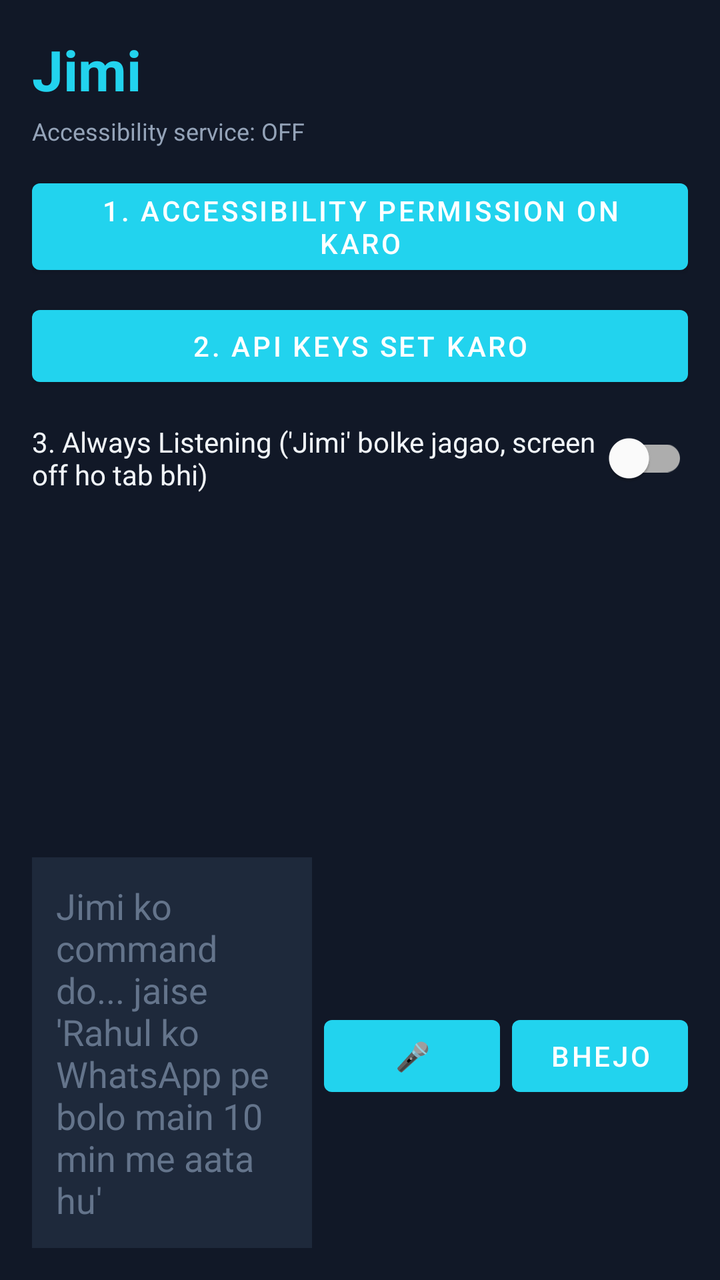
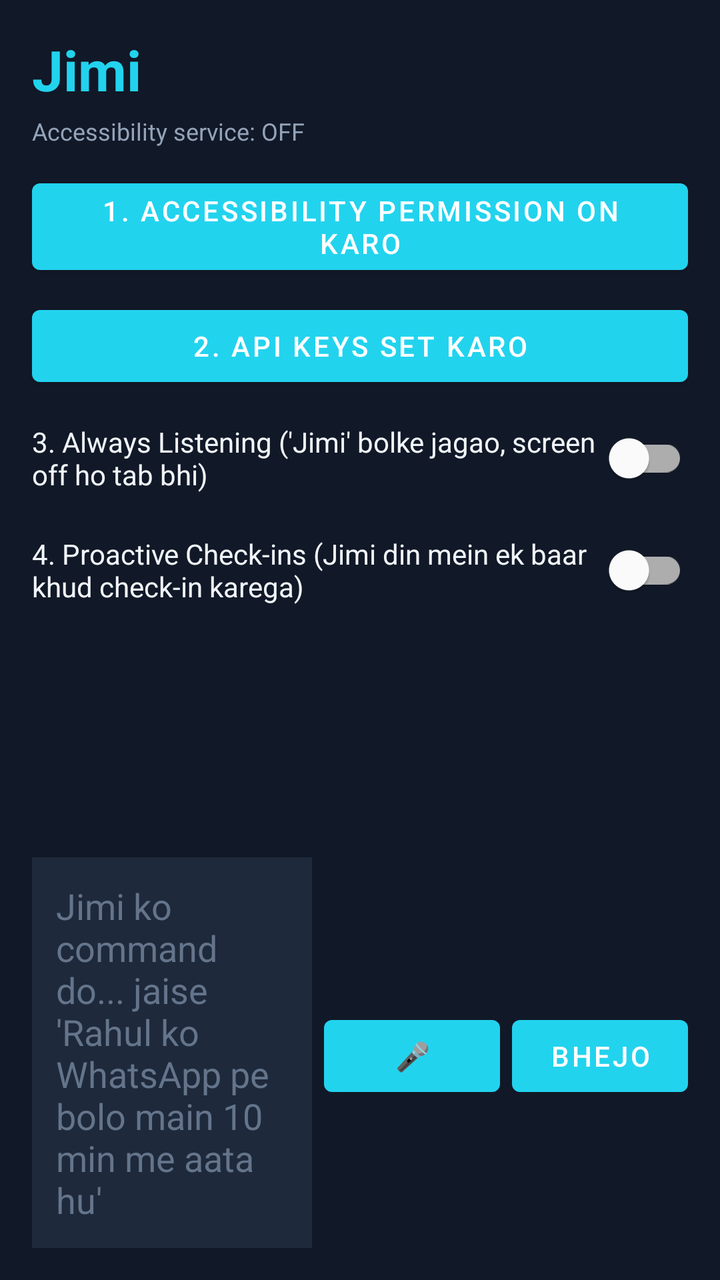

The first picture is an Android layout as it rendered before a commit; the second is the same layout after the commit. The layout source and the unified diff follow.
<!-- AndroidManifest.xml: application theme Theme.JimiAI -->
<!-- res/layout/activity_main.xml -->
<?xml version="1.0" encoding="utf-8"?>
<LinearLayout xmlns:android="http://schemas.android.com/apk/res/android"
    android:layout_width="match_parent"
    android:layout_height="match_parent"
    android:orientation="vertical"
    android:background="@color/jimi_bg"
    android:padding="16dp">

    <TextView
        android:id="@+id/titleText"
        android:layout_width="wrap_content"
        android:layout_height="wrap_content"
        android:text="Jimi"
        android:textColor="@color/jimi_accent"
        android:textSize="28sp"
        android:textStyle="bold"
        android:layout_marginBottom="4dp" />

    <TextView
        android:id="@+id/statusText"
        android:layout_width="wrap_content"
        android:layout_height="wrap_content"
        android:text="Accessibility service: OFF"
        android:textColor="#94A3B8"
        android:textSize="12sp"
        android:layout_marginBottom="12dp" />

    <Button
        android:id="@+id/btnEnableAccessibility"
        android:layout_width="match_parent"
        android:layout_height="wrap_content"
        android:text="1. Accessibility Permission On Karo"
        android:layout_marginBottom="8dp" />

    <Button
        android:id="@+id/btnSettings"
        android:layout_width="match_parent"
        android:layout_height="wrap_content"
        android:text="2. API Keys Set Karo"
        android:layout_marginBottom="8dp" />

    <com.google.android.material.switchmaterial.SwitchMaterial
        android:id="@+id/switchAlwaysListening"
        android:layout_width="match_parent"
        android:layout_height="wrap_content"
        android:text="3. Always Listening (\'Jimi\' bolke jagao, screen off ho tab bhi)"
        android:textColor="@color/jimi_text"
        android:layout_marginBottom="8dp" />

    <androidx.recyclerview.widget.RecyclerView
        android:id="@+id/chatRecyclerView"
        android:layout_width="match_parent"
        android:layout_height="0dp"
        android:layout_weight="1"
        android:layout_marginTop="8dp"
        android:layout_marginBottom="8dp" />

    <LinearLayout
        android:layout_width="match_parent"
        android:layout_height="wrap_content"
        android:orientation="horizontal">

        <EditText
            android:id="@+id/commandInput"
            android:layout_width="0dp"
            android:layout_height="wrap_content"
            android:layout_weight="1"
            android:hint="Jimi ko command do... jaise 'Rahul ko WhatsApp pe bolo main 10 min me aata hu'"
            android:textColor="@color/jimi_text"
            android:textColorHint="#64748B"
            android:padding="12dp"
            android:background="@color/jimi_bubble_user" />

        <Button
            android:id="@+id/btnMic"
            android:layout_width="wrap_content"
            android:layout_height="wrap_content"
            android:text="🎤"
            android:layout_marginStart="6dp" />

        <Button
            android:id="@+id/btnSend"
            android:layout_width="wrap_content"
            android:layout_height="wrap_content"
            android:text="Bhejo"
            android:layout_marginStart="6dp" />
    </LinearLayout>

</LinearLayout>
<!-- resources referenced by this layout -->
<resources>
  <color name="jimi_accent">#22D3EE</color>
  <color name="jimi_bg">#111827</color>
  <color name="jimi_bubble_user">#1E293B</color>
  <color name="jimi_text">#F1F5F9</color>
  <style name="Theme.JimiAI" parent="Theme.MaterialComponents.DayNight.NoActionBar">
          <item name="colorPrimary">@color/jimi_accent</item>
          <item name="colorPrimaryDark">@color/jimi_dark</item>
          <item name="android:windowBackground">@color/jimi_bg</item>
          <item name="colorAccent">@color/jimi_accent</item>
      </style>
  <color name="jimi_dark">#0F172A</color>
</resources>

<!-- the commit's change to res/layout/activity_main.xml (unified diff, before → after) -->
@@ -47,6 +47,14 @@
         android:textColor="@color/jimi_text"
         android:layout_marginBottom="8dp" />
 
+    <com.google.android.material.switchmaterial.SwitchMaterial
+        android:id="@+id/switchCheckIn"
+        android:layout_width="match_parent"
+        android:layout_height="wrap_content"
+        android:text="4. Proactive Check-ins (Jimi din mein ek baar khud check-in karega)"
+        android:textColor="@color/jimi_text"
+        android:layout_marginBottom="8dp" />
+
     <androidx.recyclerview.widget.RecyclerView
         android:id="@+id/chatRecyclerView"
         android:layout_width="match_parent"
